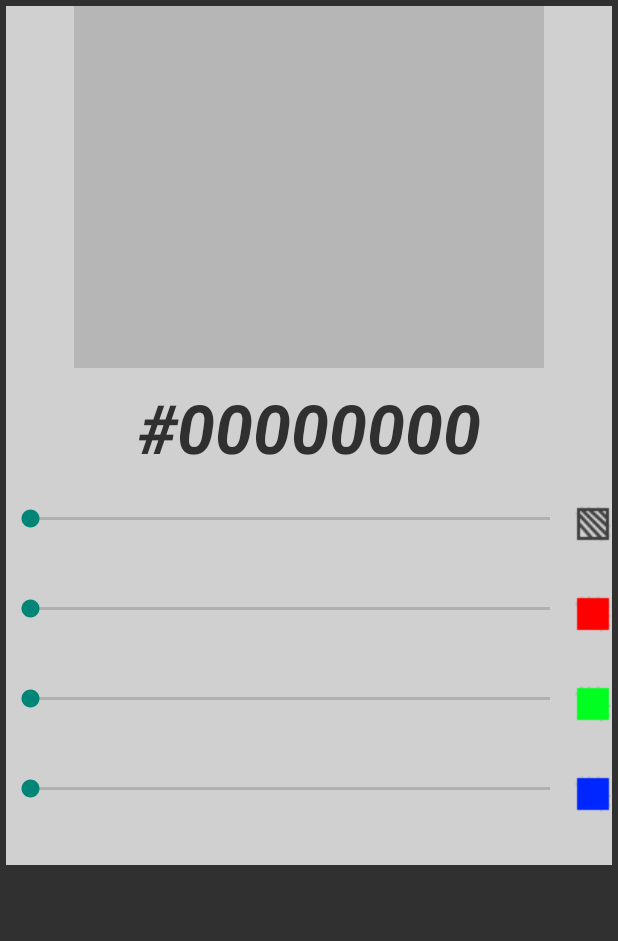
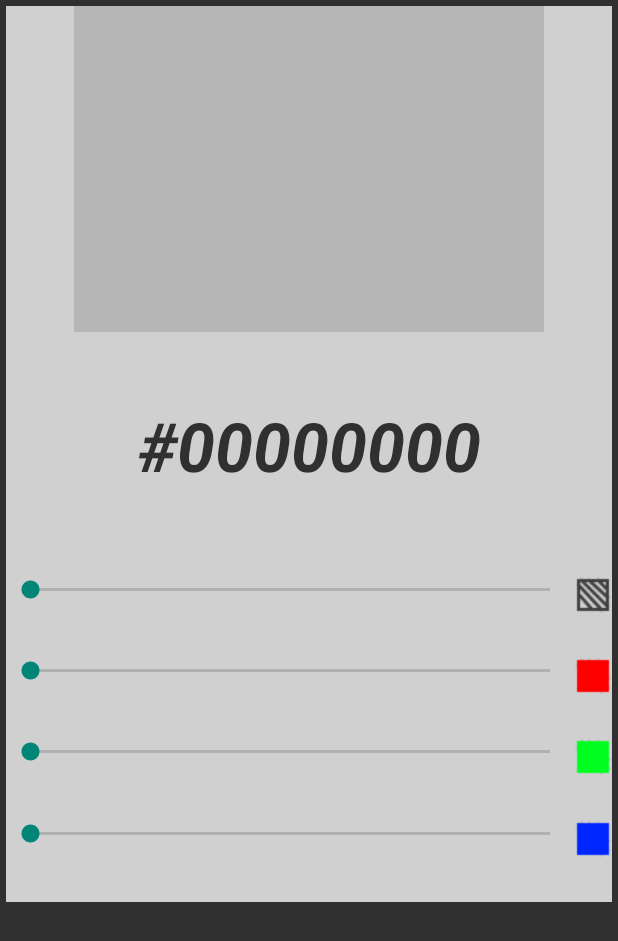
Before and after one commit to johnmasiello/-AssetColorTintingApp, an Android app: the layout activity_main.xml on its own in the app's theme, with its tools: preview values and no code run, on a phone screen of 412 x 824 dp. Shown: the top 941 px of the screen. Run offline under Robolectric (Android 15) with nearby library versions, the phone set to English and light mode, and no system bars.

Commit message:
Edit text layout and keyboard interface has been improved

```diff
--- a/app/src/main/res/layout/activity_main.xml
+++ b/app/src/main/res/layout/activity_main.xml
@@ -34,10 +34,11 @@
         android:id="@+id/hex_input_box"
         android:textSize="@dimen/hexColorTextSize"
         android:text="@string/hexColorDefaultText"
+        android:imeOptions="actionDone"
         android:maxLength="9"
         android:textStyle="bold|italic"
         android:gravity="center"
-        android:layout_weight=".33" />
+        android:layout_weight=".70" />
 
     <TextView
         android:layout_width="match_parent"
@@ -158,7 +159,7 @@
     </RelativeLayout>
 
 
-    <EditText
+    <TextView
         android:layout_width="match_parent"
         android:layout_height="0dp"
         android:background="@color/light_grey"
--- a/app/src/main/res/values/dimens.xml
+++ b/app/src/main/res/values/dimens.xml
@@ -3,6 +3,7 @@
     <dimen name="activity_horizontal_margin">4dp</dimen>
     <dimen name="activity_vertical_margin">4dp</dimen>
     <dimen name="hexColorTextSize">45sp</dimen>
+    <dimen name="hexStringTextSizeCondensed">15sp</dimen>
     <dimen name="listTextSize">15sp</dimen>
     <dimen name="listRowPadding">15dp</dimen>
     <dimen name="image_horizontal_padding">45dp</dimen>
```
Also changed, not shown: app/src/main/java/com/test/john/assetcolortintingapp/MainActivity.java (+23 -1 lines).
